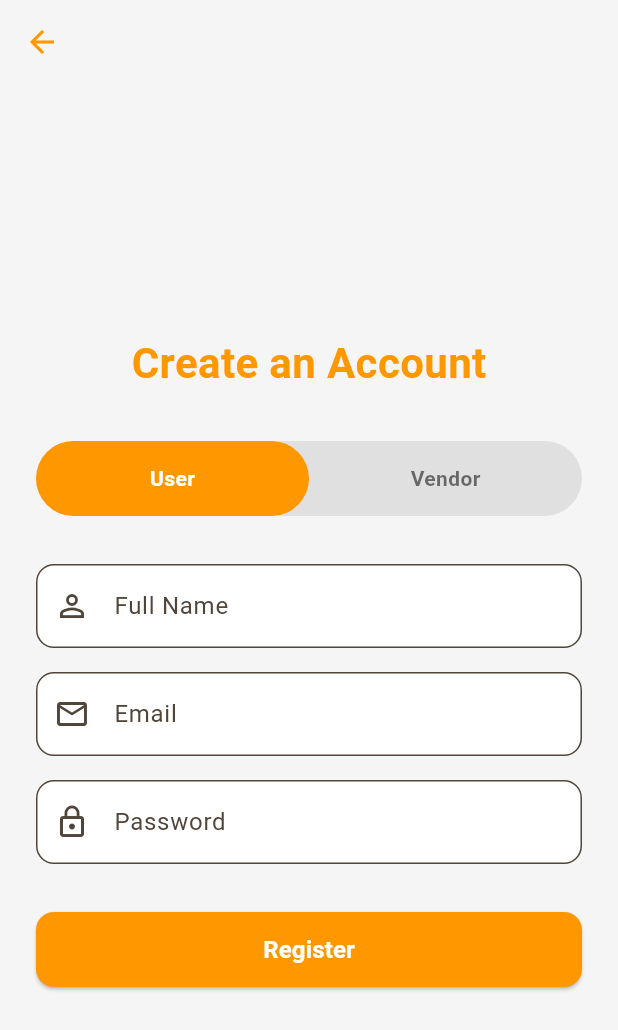
After one commit to turquoiseCupcake/e_bentobox, a Flutter app: the screen it shows after launch, after a tap on "Don't have an account? Register here", on a phone screen of 412 x 824 dp. The commit adds this screen. Shown: the top 1030 px of the screen. Run offline on Flutter 3.47's test engine with Material 3 defaults, Android fonts, the phone set to English and light mode, and no system bars; our stand-ins replace flutter_dotenv; missing offline and left inert: mobile_scanner; network calls fail.

Commit message:
Add registration screen and integrate dotenv for environment variables

```diff
--- a/lib/auth/login_screen.dart
+++ b/lib/auth/login_screen.dart
@@ -1,8 +1,10 @@
 import 'package:flutter/material.dart';
 import 'dart:convert'; // To decode JSON
 import 'package:http/http.dart' as http; // To make network requests
+import 'package:flutter_dotenv/flutter_dotenv.dart'; // Add this import
 import '../user/user_home_screen.dart';
 import '../vendor/vendor_dashboard_screen.dart';
+import 'register_screen.dart'; // Import the new register screen
 
 class LoginScreen extends StatefulWidget {
   const LoginScreen({super.key});
@@ -29,8 +31,9 @@ class _LoginScreenState extends State<LoginScreen> {
     try {
       final role = isUser ? 'User' : 'Vendor';
 
-      // REPLACE 'YOUR_VPS_IP' WITH YOUR ACTUAL LIGHTSAIL IP ADDRESS
-      final url = Uri.parse('http://13.250.200.60:3000/api/login');
+      // Read the base URL securely from the .env file
+      final baseUrl = dotenv.env['API_BASE_URL'];
+      final url = Uri.parse('$baseUrl/api/login');
 
       final response = await http.post(
         url,
@@ -216,6 +219,22 @@ class _LoginScreenState extends State<LoginScreen> {
                         : const Text('Login', style: TextStyle(fontSize: 16, fontWeight: FontWeight.bold)),
                   ),
                 ),
+
+                const SizedBox(height: 16),
+
+                // Registration Link
+                TextButton(
+                  onPressed: () {
+                    Navigator.push(
+                      context,
+                      MaterialPageRoute(builder: (context) => const RegisterScreen()),
+                    );
+                  },
+                  child: const Text(
+                    "Don't have an account? Register here",
+                    style: TextStyle(color: Colors.orange, fontWeight: FontWeight.bold),
+                  ),
+                ),
               ],
             ),
           ),
--- /dev/null
+++ b/lib/auth/register_screen.dart
@@ -0,0 +1,176 @@
+import 'package:flutter/material.dart';
+import 'dart:convert';
+import 'package:http/http.dart' as http;
+import 'package:flutter_dotenv/flutter_dotenv.dart'; // Add this import
+
+class RegisterScreen extends StatefulWidget {
+  const RegisterScreen({super.key});
+
+  @override
+  State<RegisterScreen> createState() => _RegisterScreenState();
+}
+
+class _RegisterScreenState extends State<RegisterScreen> {
+  bool isUser = true;
+  bool isLoading = false;
+
+  final TextEditingController _nameController = TextEditingController();
+  final TextEditingController _emailController = TextEditingController();
+  final TextEditingController _passwordController = TextEditingController();
+
+  Future<void> _handleRegister() async {
+    if (_nameController.text.isEmpty || _emailController.text.isEmpty || _passwordController.text.isEmpty) {
+      ScaffoldMessenger.of(context).showSnackBar(const SnackBar(content: Text('Please fill in all fields'), backgroundColor: Colors.red));
+      return;
+    }
+
+    setState(() { isLoading = true; });
+
+    try {
+      final role = isUser ? 'User' : 'Vendor';
+
+      // Read the base URL securely from the .env file
+      final baseUrl = dotenv.env['API_BASE_URL'];
+      final url = Uri.parse('$baseUrl/api/register');
+
+      final response = await http.post(
+        url,
+        headers: {'Content-Type': 'application/json'},
+        body: jsonEncode({
+          'name': _nameController.text.trim(),
+          'email': _emailController.text.trim(),
+          'password': _passwordController.text,
+          'role': role,
+        }),
+      );
+
+      final data = jsonDecode(response.body);
+
+      if (!mounted) return;
+
+      if (response.statusCode == 200 && data['success']) {
+        ScaffoldMessenger.of(context).showSnackBar(SnackBar(content: Text(data['message']), backgroundColor: Colors.green));
+        Navigator.pop(context); // Go back to login screen
+      } else {
+        ScaffoldMessenger.of(context).showSnackBar(SnackBar(content: Text(data['message'] ?? 'Registration failed'), backgroundColor: Colors.red));
+      }
+    } catch (e) {
+      if (!mounted) return;
+      ScaffoldMessenger.of(context).showSnackBar(const SnackBar(content: Text('Network Error. Is the server running?'), backgroundColor: Colors.red));
+    } finally {
+      if (mounted) setState(() { isLoading = false; });
+    }
+  }
+
+  @override
+  void dispose() {
+    _nameController.dispose();
+    _emailController.dispose();
+    _passwordController.dispose();
+    super.dispose();
+  }
+
+  @override
+  Widget build(BuildContext context) {
+    return Scaffold(
+      backgroundColor: Colors.grey[100],
+      appBar: AppBar(
+        backgroundColor: Colors.transparent,
+        elevation: 0,
+        iconTheme: const IconThemeData(color: Colors.orange),
+      ),
+      body: SafeArea(
+        child: Center(
+          child: SingleChildScrollView(
+            padding: const EdgeInsets.symmetric(horizontal: 24.0),
+            child: Column(
+              mainAxisAlignment: MainAxisAlignment.center,
+              children: [
+                const Text('Create an Account', style: TextStyle(fontSize: 28, fontWeight: FontWeight.bold, color: Colors.orange)),
+                const SizedBox(height: 32),
+
+                // Role Toggle
+                Container(
+                  height: 50,
+                  decoration: BoxDecoration(color: Colors.grey[300], borderRadius: BorderRadius.circular(25)),
+                  child: Row(
+                    children: [
+                      Expanded(
+                        child: GestureDetector(
+                          onTap: () => setState(() => isUser = true),
+                          child: Container(
+                            decoration: BoxDecoration(color: isUser ? Colors.orange : Colors.transparent, borderRadius: BorderRadius.circular(25)),
+                            alignment: Alignment.center,
+                            child: Text('User', style: TextStyle(color: isUser ? Colors.white : Colors.black54, fontWeight: FontWeight.bold)),
+                          ),
+                        ),
+                      ),
+                      Expanded(
+                        child: GestureDetector(
+                          onTap: () => setState(() => isUser = false),
+                          child: Container(
+                            decoration: BoxDecoration(color: !isUser ? Colors.orange : Colors.transparent, borderRadius: BorderRadius.circular(25)),
+                            alignment: Alignment.center,
+                            child: Text('Vendor', style: TextStyle(color: !isUser ? Colors.white : Colors.black54, fontWeight: FontWeight.bold)),
+                          ),
+                        ),
+                      ),
+                    ],
+                  ),
+                ),
+                const SizedBox(height: 32),
+
+                // Name Field
+                TextField(
+                  controller: _nameController,
+                  decoration: InputDecoration(
+                    labelText: isUser ? 'Full Name' : 'Store Name',
+                    prefixIcon: isUser ? const Icon(Icons.person_outline) : const Icon(Icons.store_outlined),
+                    border: OutlineInputBorder(borderRadius: BorderRadius.circular(12)), filled: true, fillColor: Colors.white,
+                  ),
+                ),
+                const SizedBox(height: 16),
+
+                // Email Field
+                TextField(
+                  controller: _emailController,
+                  keyboardType: TextInputType.emailAddress,
+                  decoration: InputDecoration(
+                    labelText: 'Email',
+                    prefixIcon: const Icon(Icons.email_outlined),
+                    border: OutlineInputBorder(borderRadius: BorderRadius.circular(12)), filled: true, fillColor: Colors.white,
+                  ),
+                ),
+                const SizedBox(height: 16),
+
+                // Password Field
+                TextField(
+                  controller: _passwordController,
+                  obscureText: true,
+                  decoration: InputDecoration(
+                    labelText: 'Password',
+                    prefixIcon: const Icon(Icons.lock_outline),
+                    border: OutlineInputBorder(borderRadius: BorderRadius.circular(12)), filled: true, fillColor: Colors.white,
+                  ),
+                ),
+                const SizedBox(height: 32),
+
+                // Register Button
+                SizedBox(
+                  width: double.infinity, height: 50,
+                  child: ElevatedButton(
+                    style: ElevatedButton.styleFrom(backgroundColor: Colors.orange, shape: RoundedRectangleBorder(borderRadius: BorderRadius.circular(12))),
+                    onPressed: isLoading ? null : _handleRegister,
+                    child: isLoading
+                        ? const SizedBox(height: 20, width: 20, child: CircularProgressIndicator(color: Colors.white, strokeWidth: 2))
+                        : const Text('Register', style: TextStyle(fontSize: 16, color: Colors.white, fontWeight: FontWeight.bold)),
+                  ),
+                ),
+              ],
+            ),
+          ),
+        ),
+      ),
+    );
+  }
+}
--- a/lib/main.dart
+++ b/lib/main.dart
@@ -3,9 +3,13 @@
 import 'package:flutter/material.dart';
 import 'package:provider/provider.dart';
 import 'package:mobile_scanner/mobile_scanner.dart';
+import 'package:flutter_dotenv/flutter_dotenv.dart';
 import 'auth/login_screen.dart';
 
-void main() {
+Future<void> main() async {
+  WidgetsFlutterBinding.ensureInitialized();
+  await dotenv.load(fileName: ".env");
+
   runApp(
     // 1. Wrap the app in a ChangeNotifierProvider for State Management
     ChangeNotifierProvider(
--- a/pubspec.yaml
+++ b/pubspec.yaml
@@ -38,6 +38,7 @@ dependencies:
   mobile_scanner: ^7.2.0
   intl: ^0.20.2
   http: ^1.6.0
+  flutter_dotenv: ^6.0.1
 
 dev_dependencies:
   flutter_test:
@@ -60,6 +61,9 @@ flutter:
   # included with your application, so that you can use the icons in
   # the material Icons class.
   uses-material-design: true
+
+  assets:
+- .env
 
   # To add assets to your application, add an assets section, like this:
   # assets:
```
Also changed, not shown: pubspec.lock, 1 other file.
